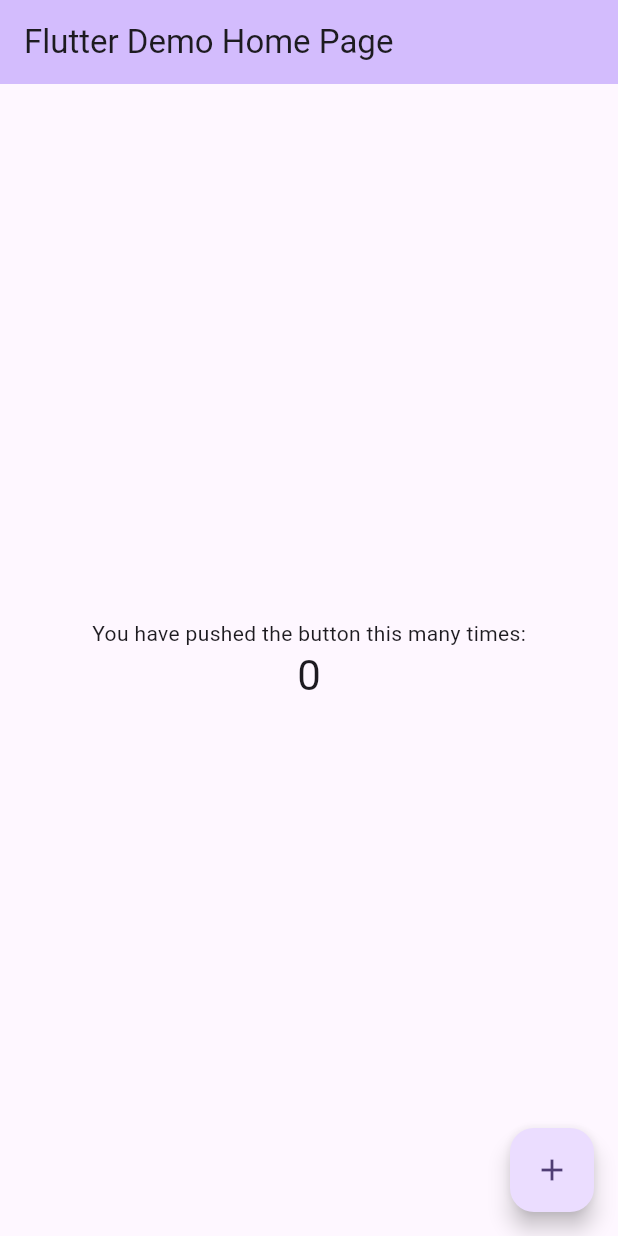
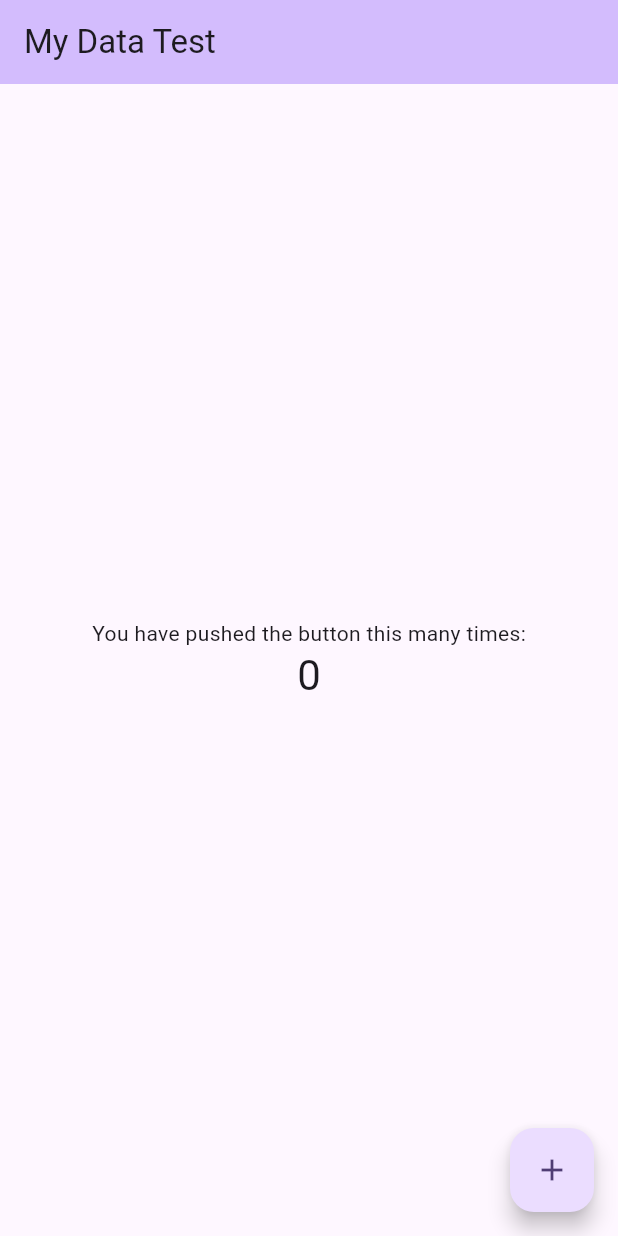
Before and after one commit to JojoKouam/causons_app, a Flutter app: the screen it shows after launch, on a phone screen of 412 x 824 dp. Run offline on Flutter 3.47's test engine with Material 3 defaults, Android fonts, the phone set to English and light mode, and no system bars.

Commit message:
[ADD] new branch

```diff
--- a/lib/main.dart
+++ b/lib/main.dart
@@ -31,7 +31,7 @@ class MyApp extends StatelessWidget {
         colorScheme: ColorScheme.fromSeed(seedColor: Colors.deepPurple),
         useMaterial3: true,
       ),
-      home: const MyHomePage(title: 'Flutter Demo Home Page'),
+      home: const MyHomePage(title: 'My Data Test'),
     );
   }
 }
```
